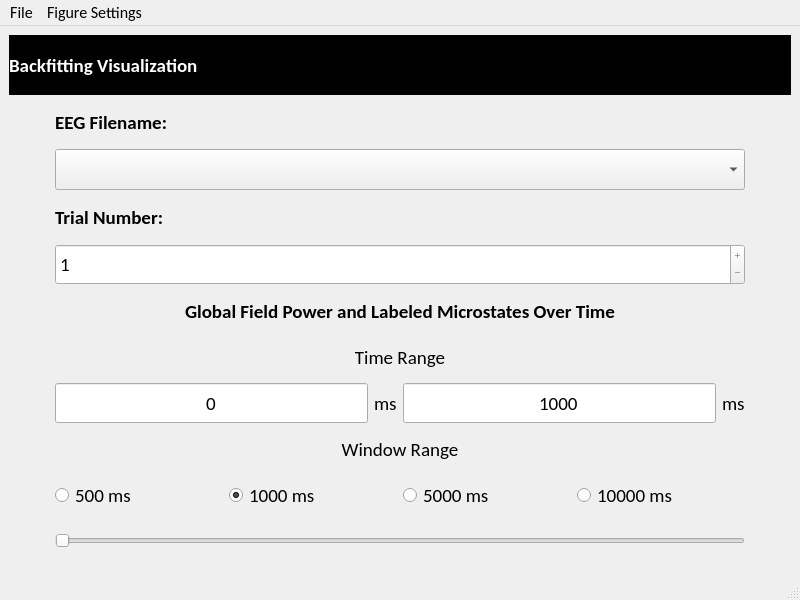
This is EEG_COMET/ui/BackfittingVisualizationWindow.ui in eeg-comet/eeg-comet as Qt 5 draws it before an edit. The edited form follows.
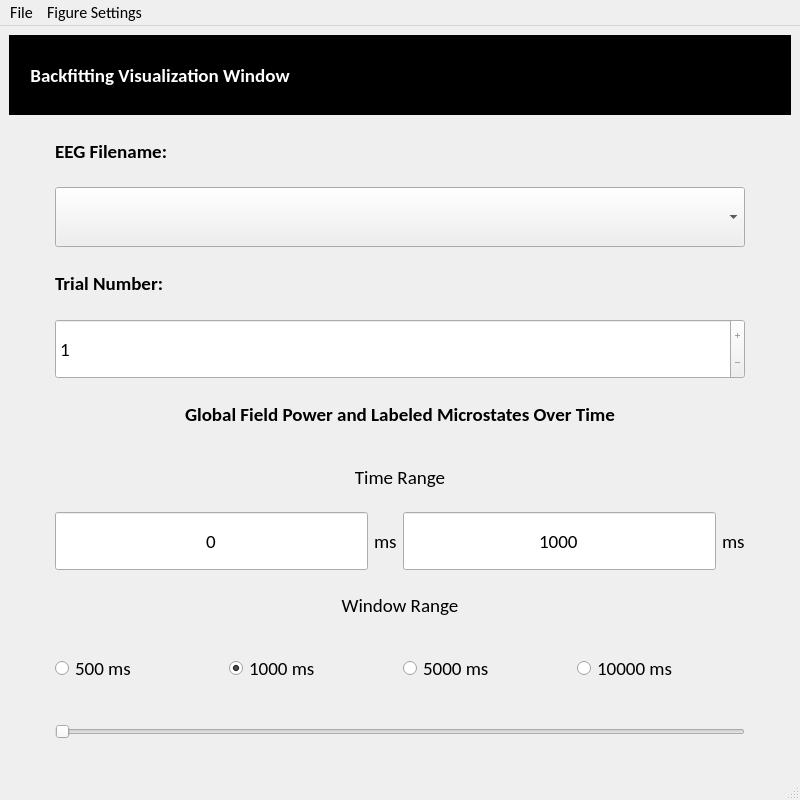
This is the edited form.

```diff
--- a/EEG_COMET/ui/BackfittingVisualizationWindow.ui
+++ b/EEG_COMET/ui/BackfittingVisualizationWindow.ui
@@ -7,9 +7,15 @@
     <x>0</x>
     <y>0</y>
     <width>800</width>
-    <height>600</height>
+    <height>800</height>
    </rect>
   </property>
+  <property name="minimumSize">
+   <size>
+    <width>800</width>
+    <height>800</height>
+   </size>
+  </property>
   <property name="font">
    <font>
     <family>Calibri</family>
@@ -26,7 +32,7 @@
       <item row="1" column="1" colspan="2">
        <widget class="QLabel" name="eeg_filenames_label">
         <property name="sizePolicy">
-         <sizepolicy hsizetype="Maximum" vsizetype="Preferred">
+         <sizepolicy hsizetype="Preferred" vsizetype="Preferred">
           <horstretch>0</horstretch>
           <verstretch>0</verstretch>
          </sizepolicy>
@@ -34,7 +40,7 @@
         <property name="minimumSize">
          <size>
           <width>0</width>
-          <height>40</height>
+          <height>30</height>
          </size>
         </property>
         <property name="maximumSize">
@@ -113,7 +119,7 @@
         <property name="minimumSize">
          <size>
           <width>0</width>
-          <height>40</height>
+          <height>30</height>
          </size>
         </property>
         <property name="maximumSize">
@@ -171,7 +177,7 @@
 background-color: rgb(0, 0, 0);</string>
         </property>
         <property name="text">
-         <string>Backfitting Visualization</string>
+         <string>     Backfitting Visualization Window</string>
         </property>
        </widget>
       </item>
@@ -186,7 +192,7 @@
         <property name="minimumSize">
          <size>
           <width>0</width>
-          <height>40</height>
+          <height>30</height>
          </size>
         </property>
         <property name="maximumSize">
@@ -212,7 +218,7 @@
       <item row="3" column="1" colspan="2">
        <widget class="QLabel" name="num_trials_label">
         <property name="sizePolicy">
-         <sizepolicy hsizetype="Maximum" vsizetype="Preferred">
+         <sizepolicy hsizetype="Preferred" vsizetype="Preferred">
           <horstretch>0</horstretch>
           <verstretch>0</verstretch>
          </sizepolicy>
@@ -220,7 +226,7 @@
         <property name="minimumSize">
          <size>
           <width>0</width>
-          <height>40</height>
+          <height>30</height>
          </size>
         </property>
         <property name="maximumSize">
@@ -319,7 +325,7 @@
         <property name="minimumSize">
          <size>
           <width>0</width>
-          <height>40</height>
+          <height>30</height>
          </size>
         </property>
         <property name="maximumSize">
@@ -344,7 +350,7 @@
         <property name="minimumSize">
          <size>
           <width>0</width>
-          <height>40</height>
+          <height>30</height>
          </size>
         </property>
         <property name="maximumSize">
@@ -372,7 +378,7 @@
         <property name="minimumSize">
          <size>
           <width>0</width>
-          <height>40</height>
+          <height>30</height>
          </size>
         </property>
         <property name="maximumSize">
@@ -403,7 +409,7 @@
         <property name="minimumSize">
          <size>
           <width>0</width>
-          <height>40</height>
+          <height>30</height>
          </size>
         </property>
         <property name="maximumSize">
@@ -434,7 +440,7 @@
         <property name="minimumSize">
          <size>
           <width>0</width>
-          <height>40</height>
+          <height>30</height>
          </size>
         </property>
         <property name="maximumSize">
@@ -459,7 +465,7 @@
         <property name="minimumSize">
          <size>
           <width>0</width>
-          <height>40</height>
+          <height>30</height>
          </size>
         </property>
         <property name="maximumSize">
@@ -487,7 +493,7 @@
         <property name="minimumSize">
          <size>
           <width>0</width>
-          <height>40</height>
+          <height>30</height>
          </size>
         </property>
         <property name="maximumSize">
@@ -506,7 +512,7 @@
         <item>
          <widget class="QRadioButton" name="win500_radio">
           <property name="sizePolicy">
-           <sizepolicy hsizetype="Minimum" vsizetype="Preferred">
+           <sizepolicy hsizetype="Preferred" vsizetype="Preferred">
             <horstretch>0</horstretch>
             <verstretch>0</verstretch>
            </sizepolicy>
@@ -514,7 +520,7 @@
           <property name="minimumSize">
            <size>
             <width>0</width>
-            <height>40</height>
+            <height>30</height>
            </size>
           </property>
           <property name="maximumSize">
@@ -534,7 +540,7 @@
         <item>
          <widget class="QRadioButton" name="win1000_radio">
           <property name="sizePolicy">
-           <sizepolicy hsizetype="Minimum" vsizetype="Preferred">
+           <sizepolicy hsizetype="Preferred" vsizetype="Preferred">
             <horstretch>0</horstretch>
             <verstretch>0</verstretch>
            </sizepolicy>
@@ -542,7 +548,7 @@
           <property name="minimumSize">
            <size>
             <width>0</width>
-            <height>40</height>
+            <height>30</height>
            </size>
           </property>
           <property name="maximumSize">
@@ -565,7 +571,7 @@
         <item>
          <widget class="QRadioButton" name="win5000_radio">
           <property name="sizePolicy">
-           <sizepolicy hsizetype="Minimum" vsizetype="Preferred">
+           <sizepolicy hsizetype="Preferred" vsizetype="Preferred">
             <horstretch>0</horstretch>
             <verstretch>0</verstretch>
            </sizepolicy>
@@ -573,7 +579,7 @@
           <property name="minimumSize">
            <size>
             <width>0</width>
-            <height>40</height>
+            <height>30</height>
            </size>
           </property>
           <property name="maximumSize">
@@ -593,7 +599,7 @@
         <item>
          <widget class="QRadioButton" name="win10000_radio">
           <property name="sizePolicy">
-           <sizepolicy hsizetype="Minimum" vsizetype="Preferred">
+           <sizepolicy hsizetype="Preferred" vsizetype="Preferred">
             <horstretch>0</horstretch>
             <verstretch>0</verstretch>
            </sizepolicy>
@@ -601,7 +607,7 @@
           <property name="minimumSize">
            <size>
             <width>0</width>
-            <height>40</height>
+            <height>30</height>
            </size>
           </property>
           <property name="maximumSize">
@@ -791,7 +797,7 @@
         <property name="minimumSize">
          <size>
           <width>0</width>
-          <height>40</height>
+          <height>30</height>
          </size>
         </property>
         <property name="maximumSize">
```
